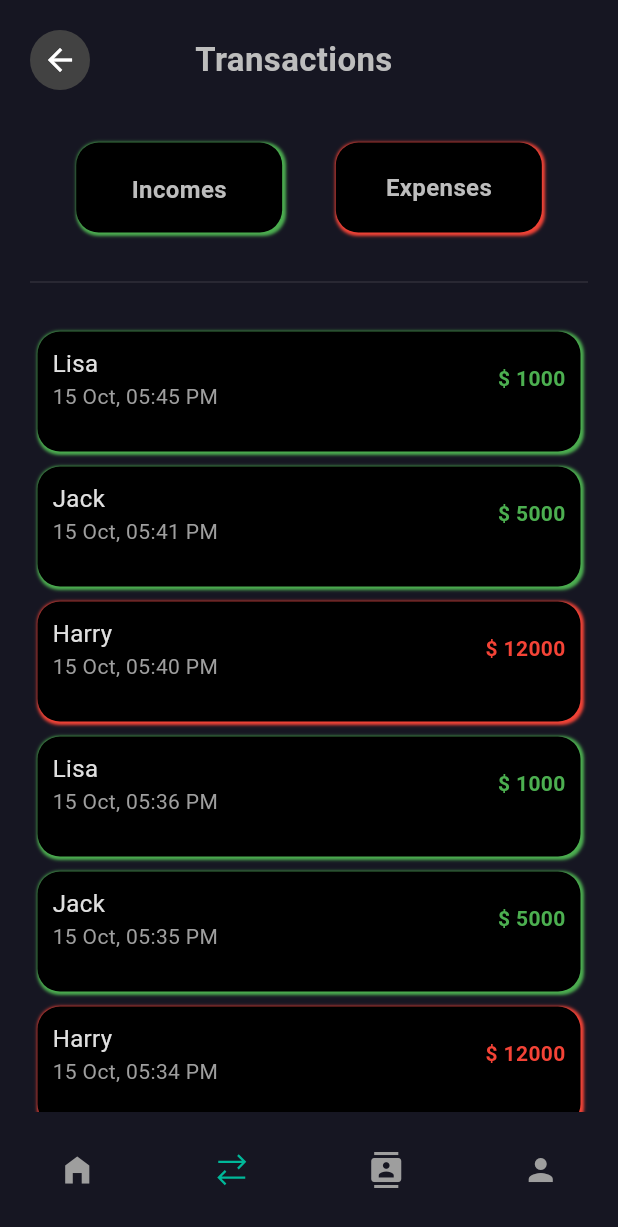
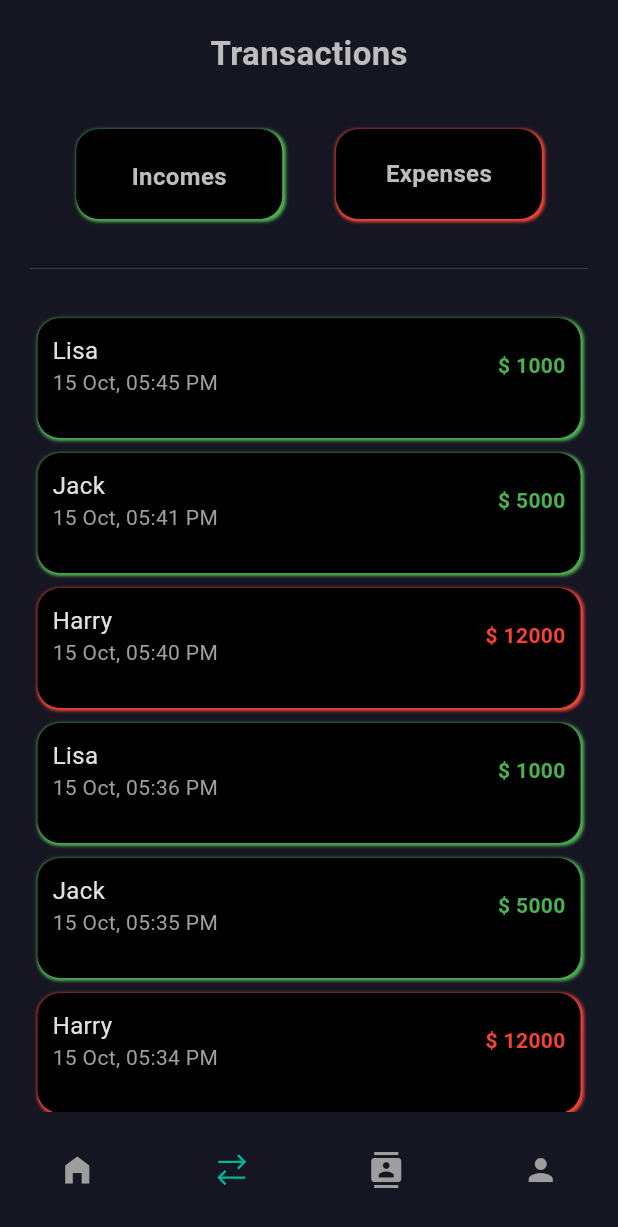
Before and after one commit to pranaygsk/easy_pay_new, a Flutter app: the HomePage screen opened by its route, item 2 of the bottom bar chosen, on a phone screen of 412 x 824 dp. Shown: the top 1227 px of the screen. Run offline on Flutter 3.47's test engine with Material 2 defaults, Android fonts, the phone set to English and light mode, and no system bars; our stand-ins replace line_icons, lottie, smooth_page_indicator; missing offline and left inert: flutter_any_logo.

Commit message:
Updated Contacts Page and Transactions Page

```diff
--- a/lib/pages/transactions_page.dart
+++ b/lib/pages/transactions_page.dart
@@ -13,7 +13,7 @@ class _TransactionsPageState extends State<TransactionsPage> {
   @override
   Widget build(BuildContext context) {
     return Container(
-      margin: const EdgeInsets.only(top: 20,left: 20,right: 20),
+      margin: const EdgeInsets.only(top: 20, left: 20, right: 20),
       width: MediaQuery.of(context).size.width,
       height: MediaQuery.of(context).size.height,
       color: const Color(0xFF161622),
@@ -21,25 +21,36 @@ class _TransactionsPageState extends State<TransactionsPage> {
         mainAxisAlignment: MainAxisAlignment.start,
         children: [
           //top bar for back button and heading
-          Row(
-            mainAxisAlignment: MainAxisAlignment.start,
-            children: [
-              Container(
-                width: 40,
-                height: 40,
-                decoration: BoxDecoration(
-                  borderRadius: BorderRadius.circular(30),
-                  color: Colors.grey.shade800,
-                ),
-                child: const Icon(
-                  Icons.arrow_back,
-                  color: Colors.white,
-                ),
-              ),
-              const SizedBox(
-                width: 70,
-              ),
-              Text(
+          // Row(
+          //   mainAxisAlignment: MainAxisAlignment.start,
+          //   children: [
+          //     Container(
+          //       width: 40,
+          //       height: 40,
+          //       decoration: BoxDecoration(
+          //         borderRadius: BorderRadius.circular(30),
+          //         color: Colors.grey.shade800,
+          //       ),
+          //       child: const Icon(
+          //         Icons.arrow_back,
+          //         color: Colors.white,
+          //       ),
+          //     ),
+          //     const SizedBox(
+          //       width: 70,
+          //     ),
+          //     Text(
+          //       "Transactions",
+          //       style: TextStyle(
+          //         color: Colors.grey.shade400,
+          //         fontSize: 22,
+          //         fontWeight: FontWeight.w600,
+          //       ),
+          //     ),
+          //   ],
+          // ),
+          Center(
+            child: Text(
               "Transactions",
               style: TextStyle(
                 color: Colors.grey.shade400,
@@ -47,7 +58,6 @@ class _TransactionsPageState extends State<TransactionsPage> {
                 fontWeight: FontWeight.w600,
               ),
             ),
-            ],
           ),
           const SizedBox(
             height: 30,
@@ -128,9 +138,15 @@ class _TransactionsPageState extends State<TransactionsPage> {
               ),
             ],
           ),
-          const SizedBox(height: 20,),
-          const Divider(thickness: 0.5,),
-          const SizedBox(height: 20,),
+          const SizedBox(
+            height: 20,
+          ),
+          const Divider(
+            thickness: 0.5,
+          ),
+          const SizedBox(
+            height: 20,
+          ),
 
           //Transactions
           Expanded(
@@ -210,7 +226,6 @@ class _TransactionsPageState extends State<TransactionsPage> {
               itemCount: transactions.length,
             ),
           ),
-
         ],
       ),
     );
```
Also changed, not shown: lib/components/contact_tile.dart (+22 -4 lines), lib/pages/contacts_page.dart (+104 -7 lines). Lines whose indentation alone changed are shown as unchanged.
